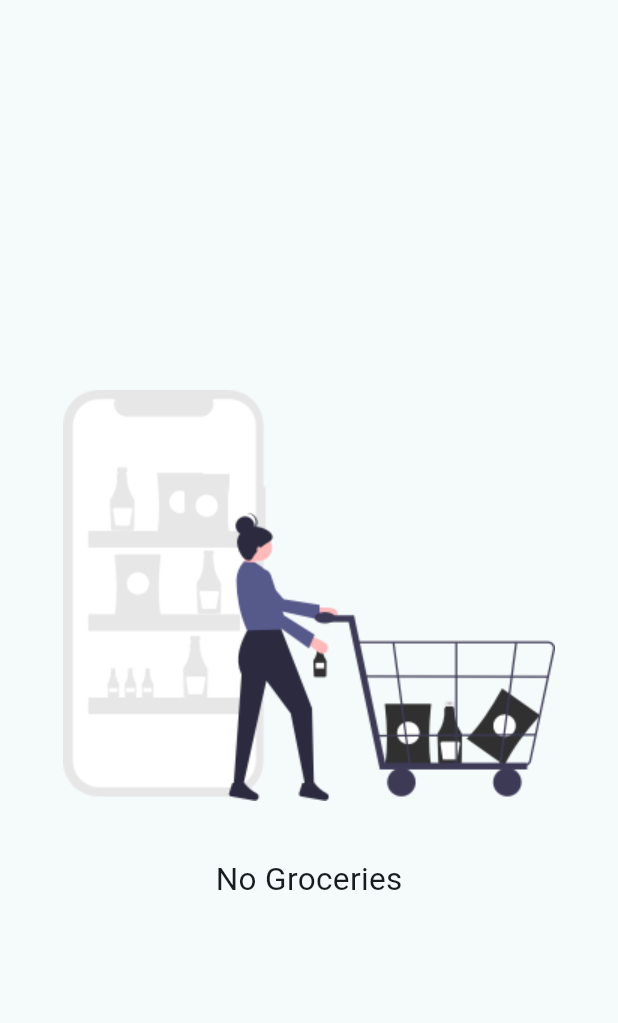
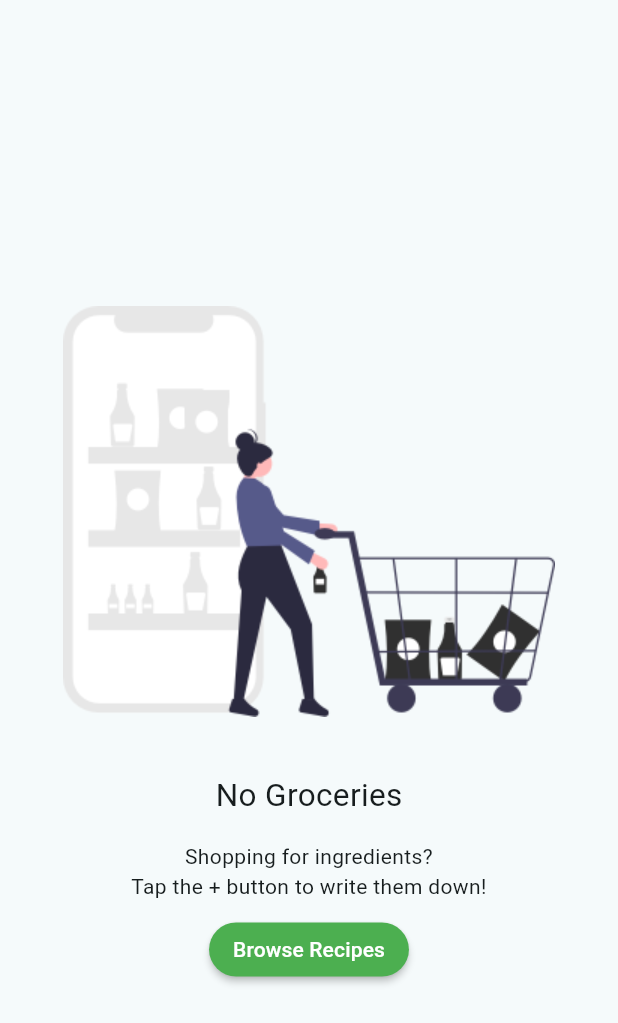
Before and after one commit to danilloism/portfolio.fooderlich, a Flutter app: the EmptyGroceryScreen widget shown alone on an empty page, opened directly, on a phone screen of 412 x 824 dp. Shown: the top 1023 px of the screen. Run offline on Flutter 3.47's test engine with Material 2 defaults, Android fonts, the phone set to English and light mode, and no system bars; our stand-ins replace google_fonts.

Commit message:
added grocery pages

```diff
--- a/lib/pages/empty_grocery_page.dart
+++ b/lib/pages/empty_grocery_page.dart
@@ -21,8 +21,25 @@ class EmptyGroceryScreen extends StatelessWidget {
             'No Groceries',
             style: TextStyle(fontSize: 21),
           ),
-          //TOTO: add empty screen subtitle
-          //TOTO: add browse recipes button
+          Gap.h16,
+          const Text(
+            'Shopping for ingredients?\n'
+            'Tap the + button to write them down!',
+            textAlign: TextAlign.center,
+          ),
+          Gap.h8,
+          MaterialButton(
+            textColor: Colors.white,
+            child: const Text('Browse Recipes'),
+            shape: RoundedRectangleBorder(
+              borderRadius: BorderRadius.circular(30),
+            ),
+            color: Colors.green,
+            onPressed: () => Provider.of<TabManager>(
+              context,
+              listen: false,
+            ).goToRecipes(),
+          ),
         ],
       ),
     );
--- a/lib/pages/grocery_page.dart
+++ b/lib/pages/grocery_page.dart
@@ -1,5 +1,7 @@
 import 'package:flutter/material.dart';
+import 'package:fooderlich/models/models.dart';
 import 'package:fooderlich/utils.dart';
+import 'package:provider/provider.dart';
 
 part 'empty_grocery_page.dart';
 
```
